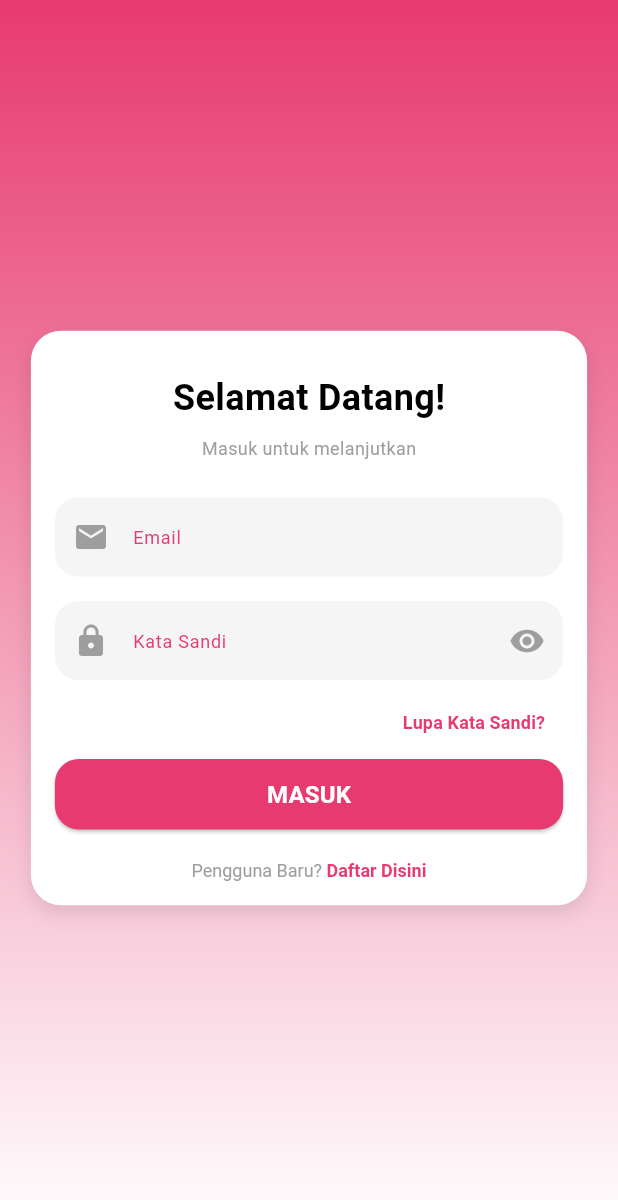
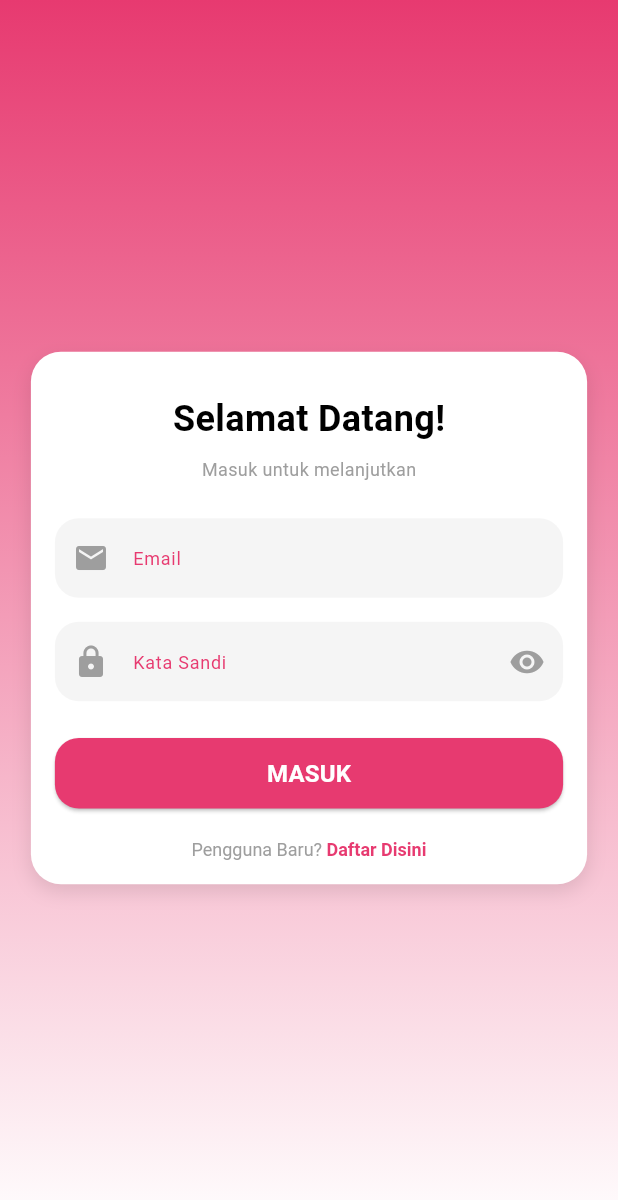
Before and after one commit to abuamar142/my_sadari, a Flutter app: the SignInView screen opened by its route, on a phone screen of 412 x 824 dp. Shown: the top 1200 px of the screen. Run offline on Flutter 3.47's test engine with Material 3 defaults, Android fonts, the phone set to English and light mode, and no system bars; our stand-ins replace get, get_storage, graphql_flutter; missing offline and left inert: flutter_inappwebview; accounts and stored records are empty.

Commit message:
sign-in: remove forgot password button

```diff
--- a/lib/app/modules/sign_in/views/sign_in_view.dart
+++ b/lib/app/modules/sign_in/views/sign_in_view.dart
@@ -76,6 +76,7 @@ class SignInView extends GetView<SignInController> {
                       prefixIcon: Icon(Icons.email, color: Colors.grey),
                     ),
                   ),
+
                   SizedBox(height: 16),
 
                   // Password Input
@@ -109,23 +110,7 @@ class SignInView extends GetView<SignInController> {
                     ),
                   ),
 
-                  SizedBox(height: 4),
-
-                  // Forgot Password
-                  Align(
-                    alignment: Alignment.centerRight,
-                    child: TextButton(
-                      onPressed: () {},
-                      child: Text(
-                        'Lupa Kata Sandi?',
-                        style: TextStyle(
-                          color: AppColors.pink,
-                          fontSize: 12,
-                          fontWeight: FontWeight.bold,
-                        ),
-                      ),
-                    ),
-                  ),
+                  SizedBox(height: 24),
 
                   // Login Button
                   SizedBox(
```
